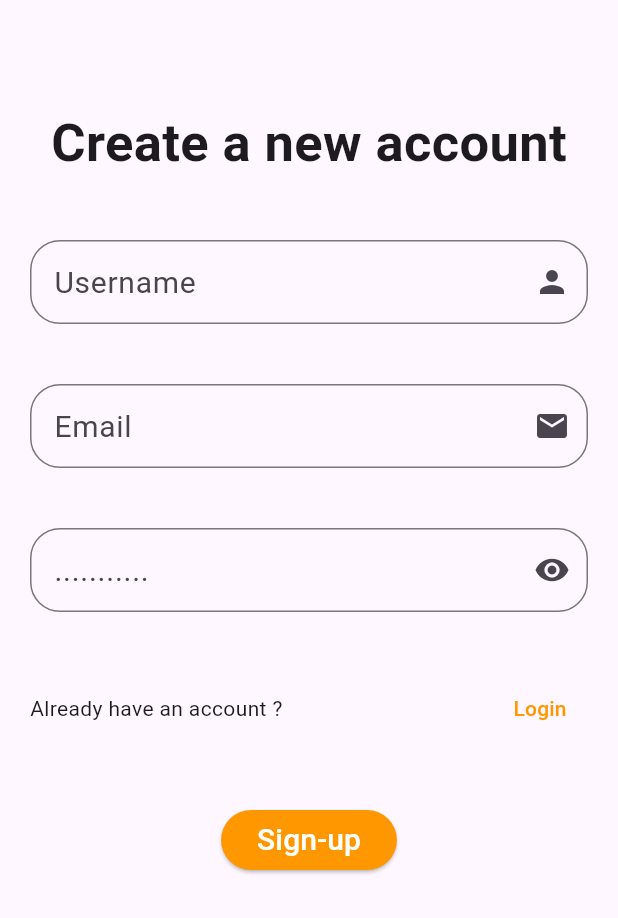
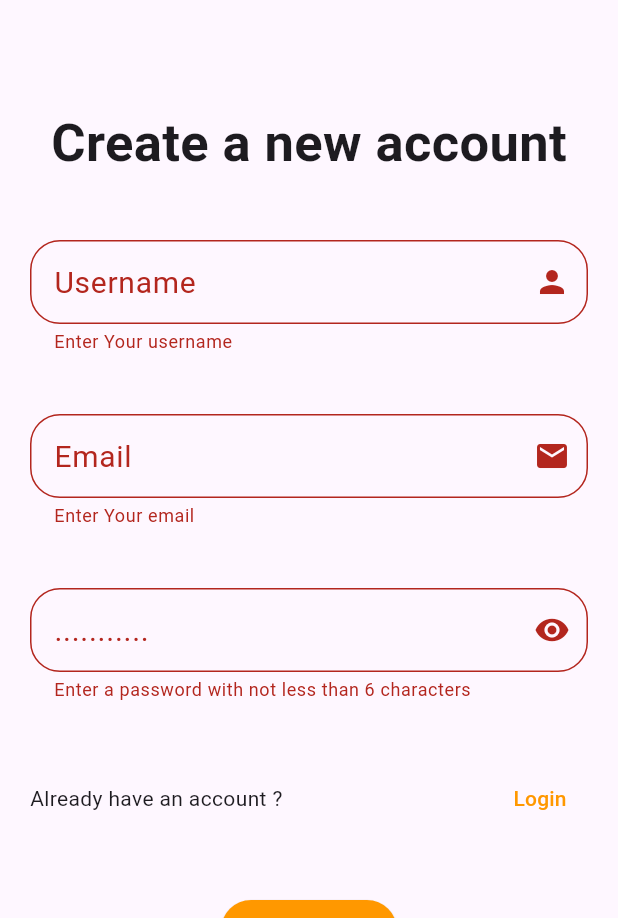
Before and after one commit to xamorite/bookstore, a Flutter app: the SignUp screen opened directly, after a tap on "Sign-up", on a phone screen of 412 x 824 dp, the part 318-1236 px from its top. Run offline on Flutter 3.47's test engine with Material 3 defaults, Android fonts, the phone set to English and light mode, and no system bars; our stand-ins replace firebase_auth, firebase_core, get, get_storage; accounts and stored records are empty; network calls fail.

Commit message:
working sign-up with firebase authentication

```diff
--- a/lib/Tabs/home.dart
+++ b/lib/Tabs/home.dart
@@ -1,3 +1,4 @@
+import 'package:bookstore/Tabs/cart.dart';
 import 'package:flutter/cupertino.dart';
 import 'package:flutter/material.dart';
 // import 'package:flutter/widgets.dart';
@@ -75,12 +76,7 @@ class _HomeState extends State<Home> {
         color: Colors.orange,
       ),
     ),
-    const Center(
-      child: Icon(
-        Icons.shopping_cart,
-        color: Colors.orange,
-      ),
-    ),
+    const Cart(),
   ];
 
   @override
--- a/lib/data/authentication.dart
+++ b/lib/data/authentication.dart
@@ -1,3 +1,5 @@
+import 'dart:async';
+
 import 'package:bookstore/model/user.dart';
 import 'package:firebase_auth/firebase_auth.dart';
 
@@ -27,6 +29,17 @@ class AuthService {
       return null;
     }
   }
+  Future registerWithEmailAndPassword(String email, String password)async{
+    try{
+       UserCredential result = await _auth.createUserWithEmailAndPassword(email: email, password: password);
+       User? user = result.user;
+       return _userFromFirebaseUser(user);
+    }catch(e){
+        print(e.toString());
+        return null;
+    }
+  }
+
   Future signOut()async {
     try{
       return await _auth.signOut();
--- a/lib/data/repositories/authentication_repository.dart
+++ b/lib/data/repositories/authentication_repository.dart
@@ -17,7 +17,7 @@ class AuthenticationRepository extends GetxController {
   screenRedirect() async {
     deviceStorage.writeIfNull('isFirstTime', true);
     deviceStorage.read('isFirstTime') != true
-        ? Get.offAll(() => const Login())
+        ? Get.offAll(() =>  Login(),)
         : Get.offAll(() => const Home());
   }
 }
--- a/lib/data/signup.dart
+++ b/lib/data/signup.dart
@@ -1,25 +1,36 @@
 // import 'package:flutter/cupertino.dart';
+import 'package:bookstore/data/authentication.dart';
 import 'package:flutter/material.dart';
 import 'package:get_storage/get_storage.dart';
 import 'package:bookstore/data/repositories/authenticate.dart';
 import '../main.dart';
 
 class SignUp extends StatefulWidget {
-  const SignUp({super.key});
+
+  final Function? Changeauth;
+  SignUp({ this.Changeauth});
+
+  // const SignUp({super.key});
 
   @override
   State<SignUp> createState() => _SignUpState();
 }
 
 class _SignUpState extends State<SignUp> {
+
+  final AuthService _auth = AuthService();
+  final _formKey = GlobalKey<FormState>();
   String email = '';
   String password = '';
+  String error =  '';
 
   @override
   Widget build(BuildContext context) {
     return Scaffold(
       body: SingleChildScrollView(
         child: Center(
+          child: Form(
+            key: _formKey,
             child: Column(
               mainAxisAlignment: MainAxisAlignment.center,
               crossAxisAlignment: CrossAxisAlignment.center,
@@ -40,7 +51,8 @@ class _SignUpState extends State<SignUp> {
                 ),
                 Padding(
                   padding: const EdgeInsets.all(20),
-                child: TextField(
+                  child: TextFormField(
+                    validator: (val) => val!.isEmpty ? 'Enter Your username' : null,
                     decoration: const InputDecoration(
                       border: OutlineInputBorder(
                           borderRadius: BorderRadius.all(Radius.circular(20))),
@@ -57,7 +69,8 @@ class _SignUpState extends State<SignUp> {
                 ),
                 Padding(
                   padding: const EdgeInsets.all(20),
-                child: TextField(
+                  child: TextFormField(
+                    validator: (val) => val!.isEmpty ? 'Enter Your email' : null,
                     decoration: const InputDecoration(
                       border: OutlineInputBorder(
                           borderRadius: BorderRadius.all(Radius.circular(20))),
@@ -74,7 +87,8 @@ class _SignUpState extends State<SignUp> {
                 ),
                 Padding(
                   padding: const EdgeInsets.all(20),
-                child: TextField(
+                  child: TextFormField(
+                    validator: (val) => val!.length < 6 ? 'Enter a password with not less than 6 characters' : null,
                     obscureText: true,
                     decoration: const InputDecoration(
                       border: OutlineInputBorder(
@@ -97,7 +111,9 @@ class _SignUpState extends State<SignUp> {
                     children: [
                       const Text('Already have an account ?'),
                       TextButton(
-                        onPressed:  (){},
+                          onPressed:  (){
+                            widget.Changeauth!();
+                          },
                           child: const Text(
                             'Login',
                             style: TextStyle(color: Colors.orange),
@@ -108,7 +124,17 @@ class _SignUpState extends State<SignUp> {
                  Padding(
                   padding: EdgeInsets.all(20.0),
                   child: ElevatedButton(
-                    onPressed: () {},
+                      onPressed: () async{
+                         if(_formKey.currentState!.validate()){
+                           dynamic result = await _auth.registerWithEmailAndPassword(email, password);
+                           if(result == null){
+                              setState(() {
+                                error = 'Please provide a valid email';
+                              });
+                           }
+                           print('validated');
+                         };
+                      },
                       style: const ButtonStyle(
                         backgroundColor: MaterialStatePropertyAll(Colors.orange),
                       ),
@@ -119,6 +145,10 @@ class _SignUpState extends State<SignUp> {
                           color: Colors.white,
                         ),
                       )),
+                ),
+                SizedBox(
+                  height: 14,
+                  child: Text(error,style: const TextStyle(color: Colors.red, fontSize: 14),),
                 )
               ],
               // children:
@@ -127,6 +157,7 @@ class _SignUpState extends State<SignUp> {
             ),
           ),
         ),
+      ),
     );
   }
 }
--- a/pubspec.yaml
+++ b/pubspec.yaml
@@ -72,7 +72,12 @@ dev_dependencies:
 flutter:
   assets:
     - assets/ic_launcher.png
+    - assets/person1.jpg
+    - assets/person2.jpg
+    - assets/person3.jpg
     - assets/person4.jpg
+    - assets/person5.jpg
+    - assets/person6.jpg
 
   # The following line ensures that the Material Icons font is
   # included with your application, so that you can use the icons in
```
Also changed, not shown: lib/Tabs/cart.dart (added, +32 -0 lines), lib/Tabs/htab.dart (+62 -40 lines), lib/data/login.dart (+10 -4 lines), lib/data/repositories/authenticate.dart (+6 -7 lines), assets/person3.jpg (added), 4 other files. Lines whose indentation alone changed are shown as unchanged.
